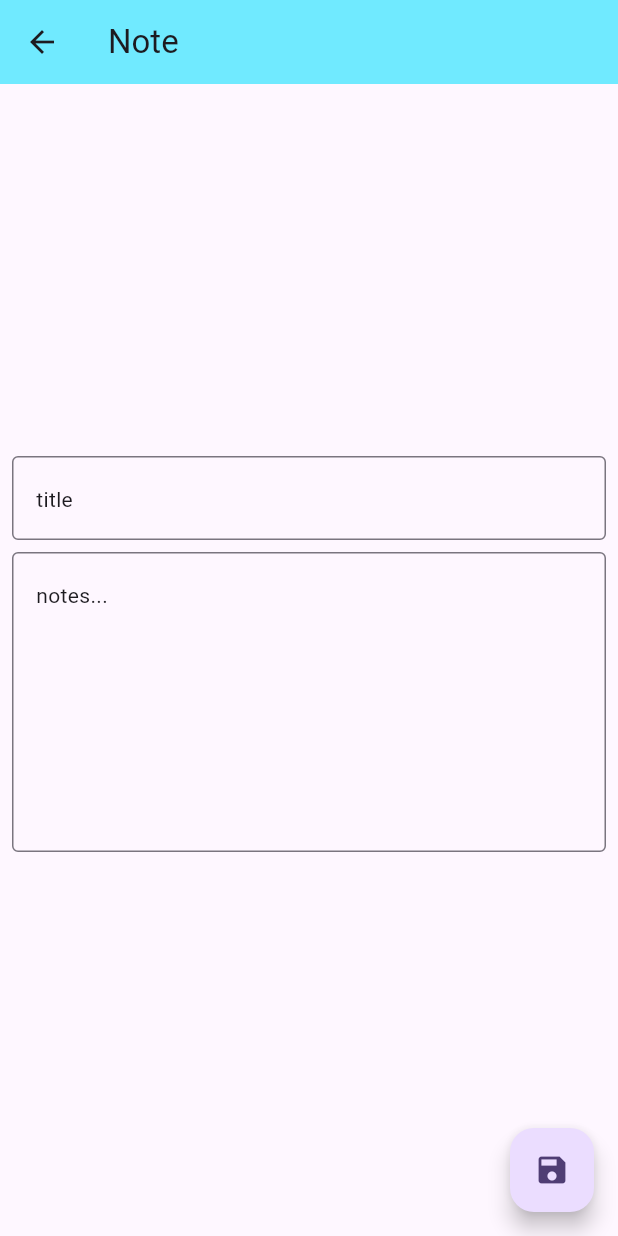
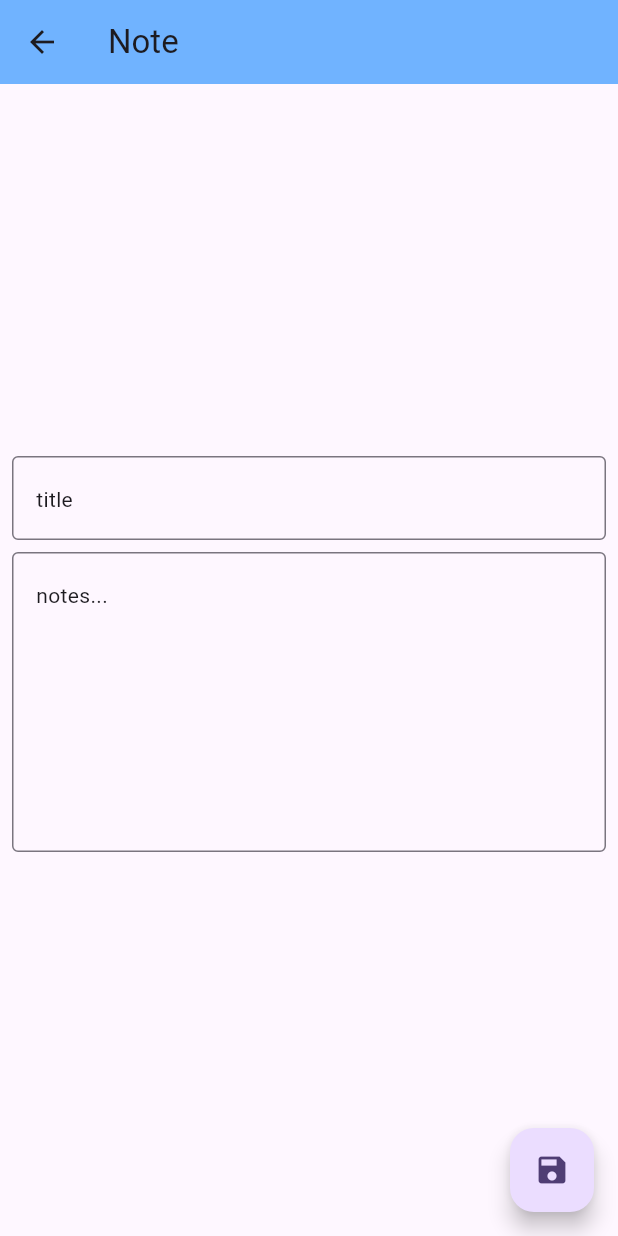
Before and after one commit to Verrin1243/note_app, a Flutter app: the NoteForm screen opened directly, on a phone screen of 412 x 824 dp. Run offline on Flutter 3.47's test engine with Material 3 defaults, Android fonts, the phone set to English and light mode, and no system bars; our stand-ins replace shared_preferences; accounts and stored records are empty.

Commit message:
color change

```diff
--- a/lib/notepad/note_form.dart
+++ b/lib/notepad/note_form.dart
@@ -80,7 +80,7 @@ class NoteFormState extends State<NoteForm> {
  Widget build (BuildContext context) {
     return Scaffold(
       appBar: AppBar(
-        backgroundColor: Color.fromARGB(255, 112, 234, 255),
+        backgroundColor: Color.fromARGB(255, 112, 179, 255),
         title: Text('Note'),
       ),
       floatingActionButton: FloatingActionButton(
```
